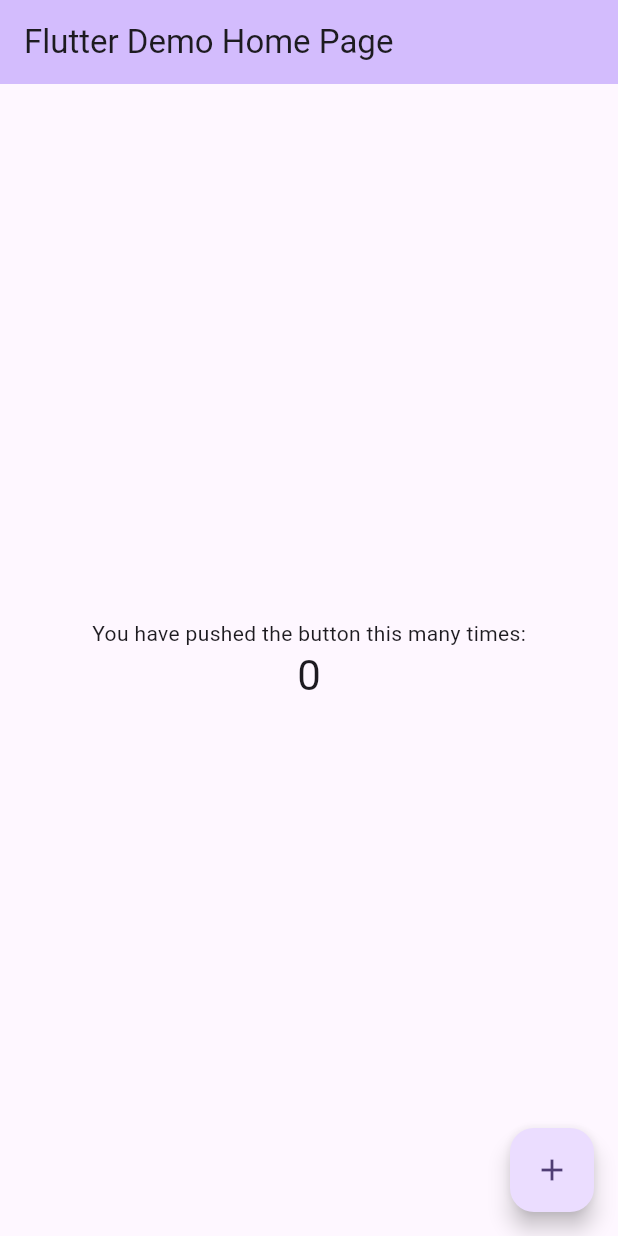
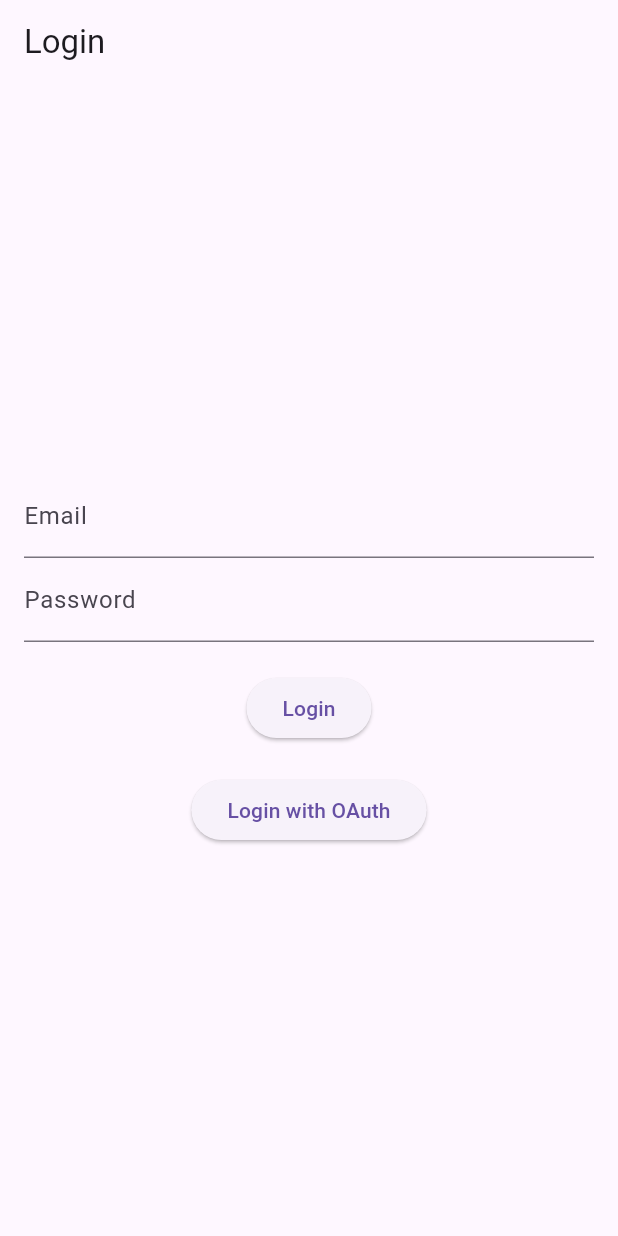
Before and after one commit to MeowKyWay/GoGoGame, a Flutter app: the screen it shows after launch, on a phone screen of 412 x 824 dp. Run offline on Flutter 3.47's test engine with Material 3 defaults, Android fonts, the phone set to English and light mode, and no system bars; missing offline and left inert: flutter_appauth.

Commit message:
Add login and oauth2 fields

```diff
--- a/frontend/lib/main.dart
+++ b/frontend/lib/main.dart
@@ -1,122 +1,119 @@
 import 'package:flutter/material.dart';
+import 'package:flutter_appauth/flutter_appauth.dart';
 
 void main() {
-  runApp(const MyApp());
+  runApp(MyApp());
 }
 
 class MyApp extends StatelessWidget {
-  const MyApp({super.key});
-
-  // This widget is the root of your application.
   @override
   Widget build(BuildContext context) {
     return MaterialApp(
-      title: 'Flutter Demo',
-      theme: ThemeData(
-        // This is the theme of your application.
-        //
-        // TRY THIS: Try running your application with "flutter run". You'll see
-        // the application has a purple toolbar. Then, without quitting the app,
-        // try changing the seedColor in the colorScheme below to Colors.green
-        // and then invoke "hot reload" (save your changes or press the "hot
-        // reload" button in a Flutter-supported IDE, or press "r" if you used
-        // the command line to start the app).
-        //
-        // Notice that the counter didn't reset back to zero; the application
-        // state is not lost during the reload. To reset the state, use hot
-        // restart instead.
-        //
-        // This works for code too, not just values: Most code changes can be
-        // tested with just a hot reload.
-        colorScheme: ColorScheme.fromSeed(seedColor: Colors.deepPurple),
-      ),
-      home: const MyHomePage(title: 'Flutter Demo Home Page'),
+      title: 'Login Page',
+      theme: ThemeData(primarySwatch: Colors.blue),
+      home: LoginPage(),
     );
   }
 }
 
-class MyHomePage extends StatefulWidget {
-  const MyHomePage({super.key, required this.title});
-
-  // This widget is the home page of your application. It is stateful, meaning
-  // that it has a State object (defined below) that contains fields that affect
-  // how it looks.
-
-  // This class is the configuration for the state. It holds the values (in this
-  // case the title) provided by the parent (in this case the App widget) and
-  // used by the build method of the State. Fields in a Widget subclass are
-  // always marked "final".
-
-  final String title;
+class LoginPage extends StatefulWidget {
+  const LoginPage({super.key});
 
   @override
-  State<MyHomePage> createState() => _MyHomePageState();
+  _LoginPageState createState() => _LoginPageState();
 }
 
-class _MyHomePageState extends State<MyHomePage> {
-  int _counter = 0;
+class _LoginPageState extends State<LoginPage> {
+  final _formKey = GlobalKey<FormState>();
+  final TextEditingController _emailController = TextEditingController();
+  final TextEditingController _passwordController = TextEditingController();
 
-  void _incrementCounter() {
-    setState(() {
-      // This call to setState tells the Flutter framework that something has
-      // changed in this State, which causes it to rerun the build method below
-      // so that the display can reflect the updated values. If we changed
-      // _counter without calling setState(), then the build method would not be
-      // called again, and so nothing would appear to happen.
-      _counter++;
-    });
+  // oauth
+  final FlutterAppAuth _appAuth = FlutterAppAuth();
+  Future<void> _loginWithOAuth() async {
+    try {
+      final AuthorizationTokenResponse? result = await _appAuth
+          .authorizeAndExchangeCode(
+            AuthorizationTokenRequest(
+              'your_client_id',
+              'your_redirect_url',
+              issuer: 'https://your_oauth_provider.com',
+              scopes: ['openid', 'profile', 'email'],
+            ),
+          );
+
+      if (result != null) {
+        // Login successful plz change this <-----------------
+        ScaffoldMessenger.of(
+          context,
+        ).showSnackBar(SnackBar(content: Text('Login Successful')));
+        // Handle the result, e.g., save tokens, navigate to another page, etc.
+      }
+    } catch (e) {
+      ScaffoldMessenger.of(
+        context,
+      ).showSnackBar(SnackBar(content: Text('Login Failed: $e')));
+    }
   }
 
   @override
   Widget build(BuildContext context) {
-    // This method is rerun every time setState is called, for instance as done
-    // by the _incrementCounter method above.
-    //
-    // The Flutter framework has been optimized to make rerunning build methods
-    // fast, so that you can just rebuild anything that needs updating rather
-    // than having to individually change instances of widgets.
     return Scaffold(
-      appBar: AppBar(
-        // TRY THIS: Try changing the color here to a specific color (to
-        // Colors.amber, perhaps?) and trigger a hot reload to see the AppBar
-        // change color while the other colors stay the same.
-        backgroundColor: Theme.of(context).colorScheme.inversePrimary,
-        // Here we take the value from the MyHomePage object that was created by
-        // the App.build method, and use it to set our appbar title.
-        title: Text(widget.title),
-      ),
-      body: Center(
-        // Center is a layout widget. It takes a single child and positions it
-        // in the middle of the parent.
-        child: Column(
-          // Column is also a layout widget. It takes a list of children and
-          // arranges them vertically. By default, it sizes itself to fit its
-          // children horizontally, and tries to be as tall as its parent.
-          //
-          // Column has various properties to control how it sizes itself and
-          // how it positions its children. Here we use mainAxisAlignment to
-          // center the children vertically; the main axis here is the vertical
-          // axis because Columns are vertical (the cross axis would be
-          // horizontal).
-          //
-          // TRY THIS: Invoke "debug painting" (choose the "Toggle Debug Paint"
-          // action in the IDE, or press "p" in the console), to see the
-          // wireframe for each widget.
-          mainAxisAlignment: MainAxisAlignment.center,
-          children: <Widget>[
-            const Text('You have pushed the button this many times:'),
-            Text(
-              '$_counter',
-              style: Theme.of(context).textTheme.headlineMedium,
-            ),
-          ],
+      appBar: AppBar(title: Text('Login')),
+      body: Padding(
+        padding: const EdgeInsets.all(16.0),
+        child: Form(
+          key: _formKey,
+          child: Column(
+            mainAxisAlignment: MainAxisAlignment.center,
+            children: <Widget>[
+              TextFormField(
+                controller: _emailController,
+                decoration: InputDecoration(labelText: 'Email'),
+                validator: (value) {
+                  if (value == null || value.isEmpty) {
+                    return 'Please enter your email';
+                  }
+                  return null;
+                },
+              ),
+              TextFormField(
+                controller: _passwordController,
+                decoration: InputDecoration(labelText: 'Password'),
+                obscureText: true,
+                validator: (value) {
+                  if (value == null || value.isEmpty) {
+                    return 'Please enter your password';
+                  }
+                  return null;
+                },
+              ),
+
+              SizedBox(height: 20),
+
+              ElevatedButton(
+                // Login button plz change this <-----------------
+                onPressed: () {
+                  if (_formKey.currentState!.validate()) {
+                    // Process data
+                    ScaffoldMessenger.of(
+                      context,
+                    ).showSnackBar(SnackBar(content: Text('Processing Data')));
+                  }
+                },
+                child: Text('Login'),
+              ),
+
+              SizedBox(height: 20),
+
+              ElevatedButton(
+                onPressed: _loginWithOAuth,
+                child: Text('Login with OAuth'),
+              ),
+            ],
+          ),
         ),
       ),
-      floatingActionButton: FloatingActionButton(
-        onPressed: _incrementCounter,
-        tooltip: 'Increment',
-        child: const Icon(Icons.add),
-      ), // This trailing comma makes auto-formatting nicer for build methods.
     );
   }
 }
--- a/frontend/pubspec.yaml
+++ b/frontend/pubspec.yaml
@@ -34,6 +34,7 @@ dependencies:
   # The following adds the Cupertino Icons font to your application.
   # Use with the CupertinoIcons class for iOS style icons.
   cupertino_icons: ^1.0.8
+  flutter_appauth: 3.0.0
 
 dev_dependencies:
   flutter_test:
```
Also changed, not shown: frontend/lib/main_menu.dart (added, +102 -0 lines), frontend/pubspec.lock, 1 other file.
